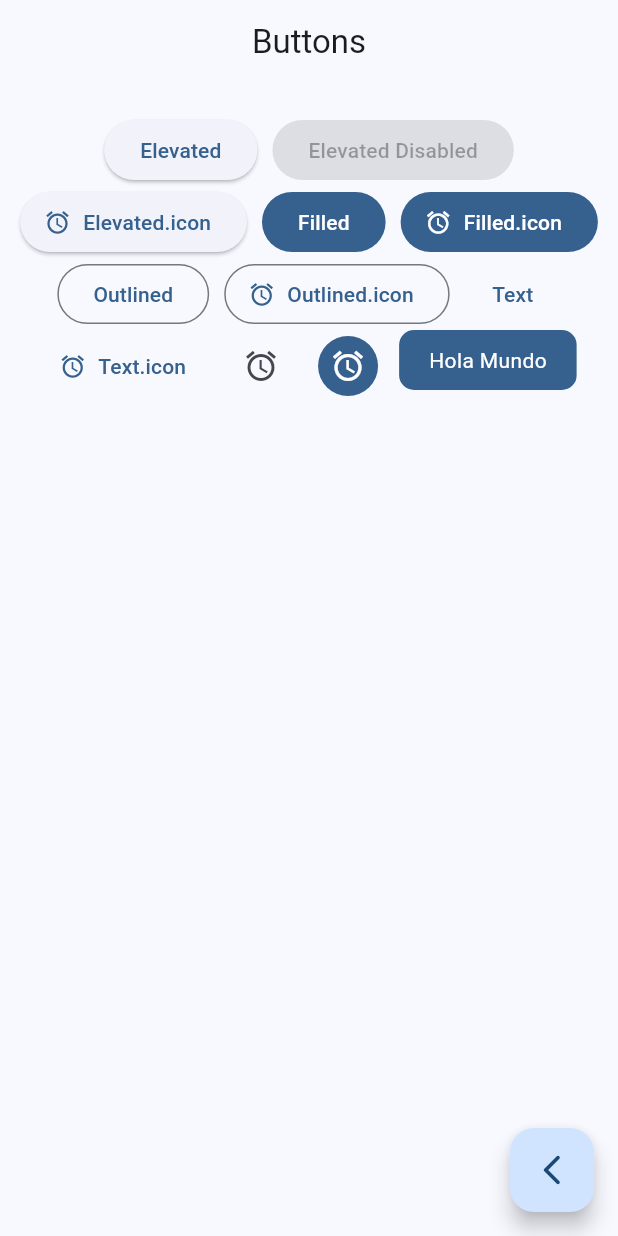
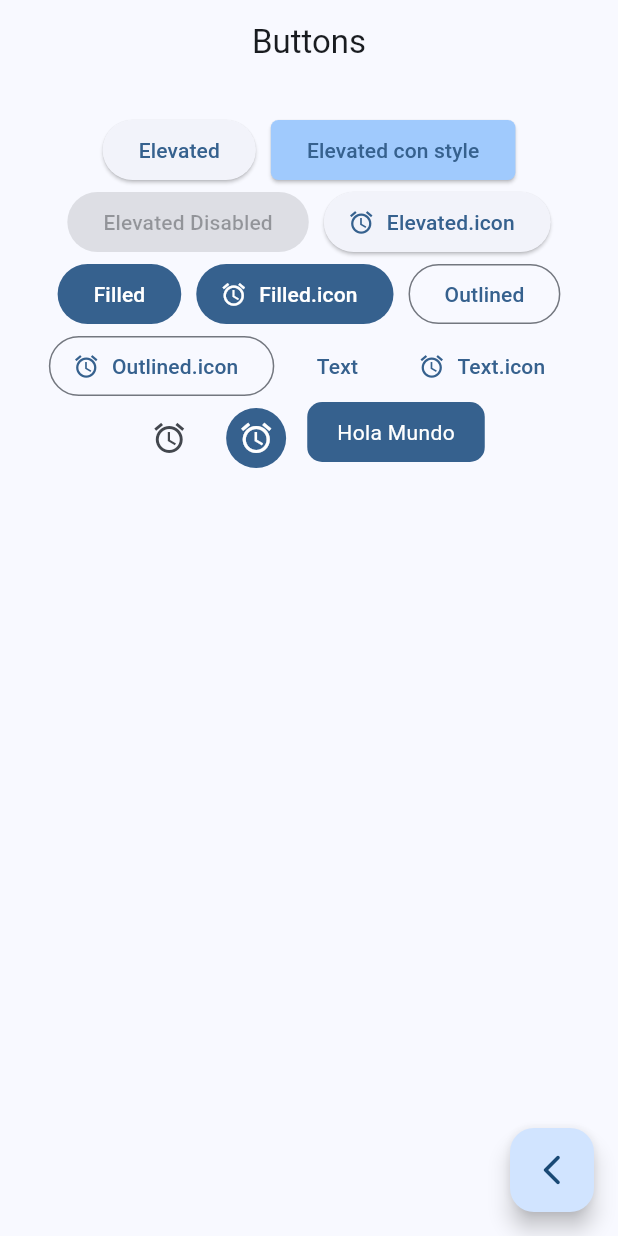
Before and after one commit to LuisPulenta/widgets_app, a Flutter app: the ButtonsScreen screen opened by its route, on a phone screen of 412 x 824 dp. Run offline on Flutter 3.47's test engine with Material 2 defaults, Android fonts, the phone set to English and light mode, and no system bars; our stand-ins replace animate_do, flutter_riverpod, go_router; network calls fail.

Commit message:
Actualización

```diff
--- a/lib/config/menu/menu_items.dart
+++ b/lib/config/menu/menu_items.dart
@@ -13,7 +13,7 @@ class MenuItem {
       required this.icon});
 }
 
-const appMenuItems = <MenuItem>[
+const List<MenuItem> appMenuItems = <MenuItem>[
   MenuItem(
       title: 'Riverpod Counter',
       subtitle: 'Introducción a Riverpod',
--- a/lib/presentation/screens/buttons/buttons_screen.dart
+++ b/lib/presentation/screens/buttons/buttons_screen.dart
@@ -25,9 +25,7 @@ class ButtonsScreen extends StatelessWidget {
 
 //--------------------- _ButtonsView --------------------------
 class _ButtonsView extends StatelessWidget {
-  const _ButtonsView({
-    super.key,
-  });
+  const _ButtonsView();
 
   @override
   Widget build(BuildContext context) {
@@ -42,6 +40,17 @@ class _ButtonsView extends StatelessWidget {
           alignment: WrapAlignment.center,
           children: [
             ElevatedButton(onPressed: () {}, child: const Text('Elevated')),
+            ElevatedButton(
+              onPressed: () {},
+              style: ElevatedButton.styleFrom(
+                backgroundColor: colors.inversePrimary,
+                minimumSize: const Size(50, 40),
+                shape: RoundedRectangleBorder(
+                  borderRadius: BorderRadius.circular(5),
+                ),
+              ),
+              child: const Text('Elevated con style'),
+            ),
             const ElevatedButton(
                 onPressed: null, child: Text('Elevated Disabled')),
             ElevatedButton.icon(
--- a/lib/presentation/screens/infinite_scroll/infinite_scroll_screen.dart
+++ b/lib/presentation/screens/infinite_scroll/infinite_scroll_screen.dart
@@ -140,6 +140,7 @@ class _InfiniteScrollScreenState extends State<InfiniteScrollScreen> {
     if (scrollController.position.pixels + 150 <=
         scrollController.position.maxScrollExtent) return;
     scrollController.animateTo(scrollController.position.pixels + 120,
-        duration: Duration(milliseconds: 300), curve: Curves.fastOutSlowIn);
+        duration: const Duration(milliseconds: 300),
+        curve: Curves.fastOutSlowIn);
   }
 }
--- a/lib/presentation/screens/progress/progress_screen.dart
+++ b/lib/presentation/screens/progress/progress_screen.dart
@@ -19,9 +19,7 @@ class ProgressScreen extends StatelessWidget {
 
 //---------------------------------------------------------
 class _ProgressView extends StatelessWidget {
-  const _ProgressView({
-    super.key,
-  });
+  const _ProgressView();
 
   @override
   Widget build(BuildContext context) {
--- a/lib/presentation/widgets/side_menu.dart
+++ b/lib/presentation/widgets/side_menu.dart
@@ -57,7 +57,7 @@ class _SideMenuState extends State<SideMenu> {
           ),
           const Padding(
             padding: EdgeInsets.fromLTRB(28, 10, 16, 10),
-            child: const Text('More options'),
+            child: Text('More options'),
           ),
           ...appMenuItems.sublist(3).map(
                 (e) => NavigationDrawerDestination(
```
Also changed, not shown: lib/presentation/screens/app_tutorial/app_tutorial_screen.dart (+2 -5 lines), lib/presentation/screens/cards/cards_screen.dart (+13 -15 lines), lib/presentation/screens/home/home_screen.dart (+6 -4 lines).
